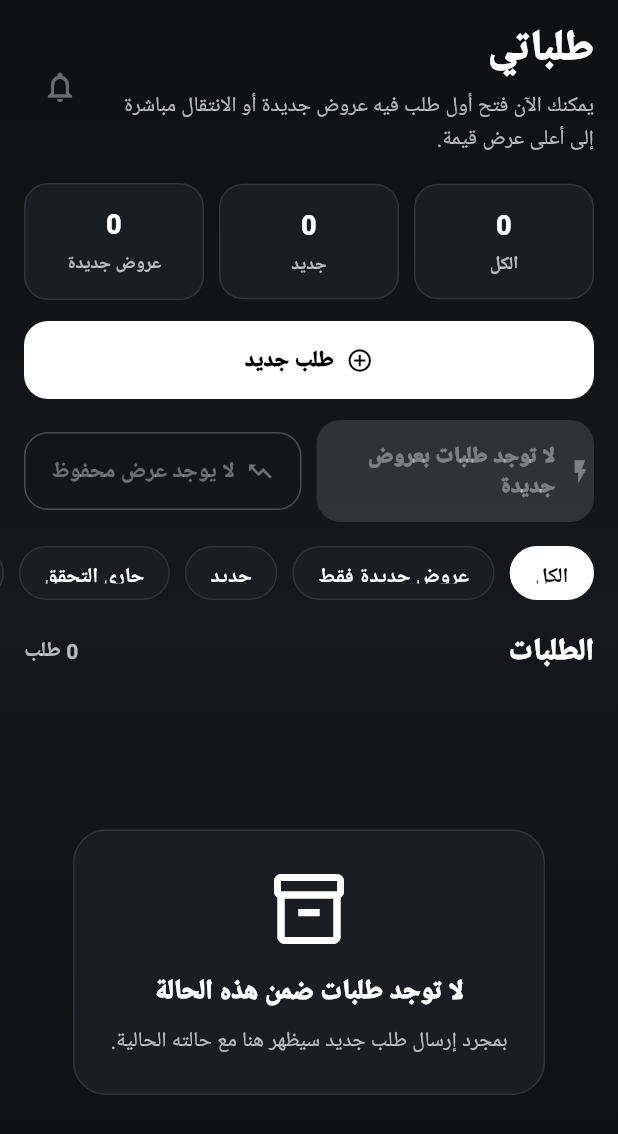
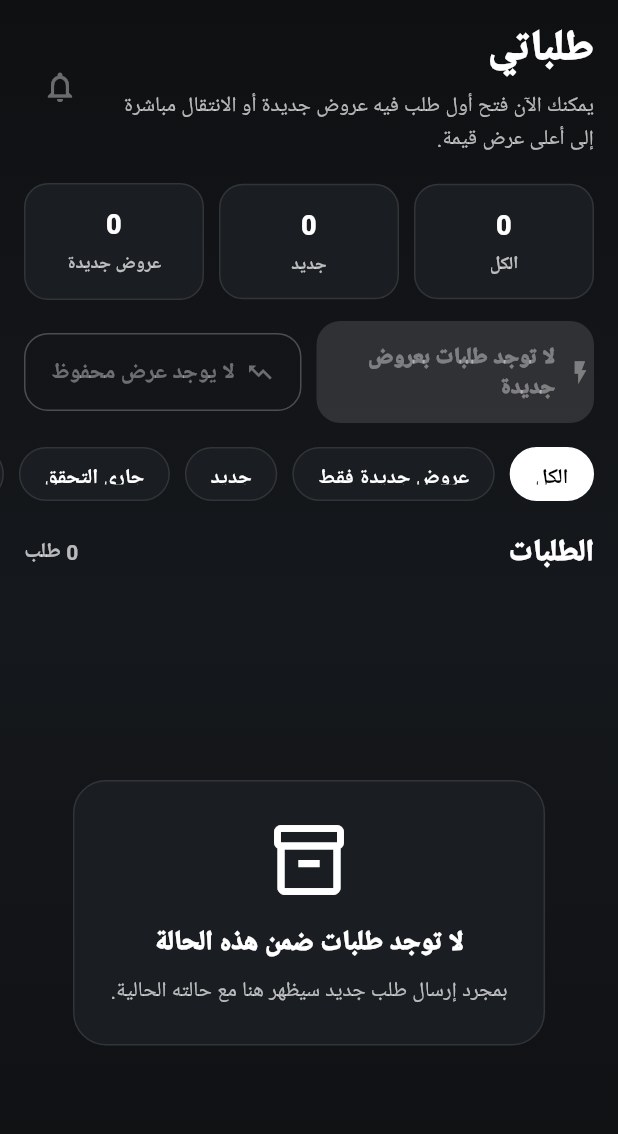
Before and after one commit to Abu7ala2030/tashlih-app, a Flutter app: the MyRequestsScreen screen opened by its route, on a phone screen of 412 x 824 dp. Shown: the top 1134 px of the screen. Run offline on Flutter 3.47's test engine with Material 3 defaults, Android fonts, the phone set to English and light mode, and no system bars; our stand-ins replace cloud_firestore, firebase_auth, firebase_core, firebase_messaging, firebase_storage, flutter_local_notifications and 5 more; accounts and stored records are empty.

Commit message:
Stabilize customer request flow

```diff
--- a/lib/features/customer/requests/my_requests_screen.dart
+++ b/lib/features/customer/requests/my_requests_screen.dart
@@ -297,39 +297,7 @@ class _MyRequestsScreenState extends State<MyRequestsScreen> {
                     ),
                   ),
                 ),
-                SliverToBoxAdapter(
-                  child: Padding(
-                    padding: const EdgeInsets.fromLTRB(16, 14, 16, 0),
-                    child: SizedBox(
-                      width: double.infinity,
-                      child: FilledButton.icon(
-                        onPressed: () async {
-                          final created = await Navigator.pushNamed(
-                            context,
-                            '/part-request',
-                          );
 
-                          if (created == true && mounted) {
-                            context.read<RequestProvider>().listenToMyRequests();
-                            ScaffoldMessenger.of(context).showSnackBar(
-                              const SnackBar(
-                                content: Text('تم إنشاء الطلب ويمكنك متابعته هنا'),
-                              ),
-                            );
-                          }
-                        },
-                        icon: const Icon(Icons.add_circle_outline),
-                        label: const Text('طلب جديد'),
-                        style: FilledButton.styleFrom(
-                          padding: const EdgeInsets.symmetric(vertical: 14),
-                          shape: RoundedRectangleBorder(
-                            borderRadius: BorderRadius.circular(16),
-                          ),
-                        ),
-                      ),
-                    ),
-                  ),
-                ),
                 if (newOffersRequestsCount > 0 || highestOfferCount > 0)
                   SliverToBoxAdapter(
                     child: Padding(
```
